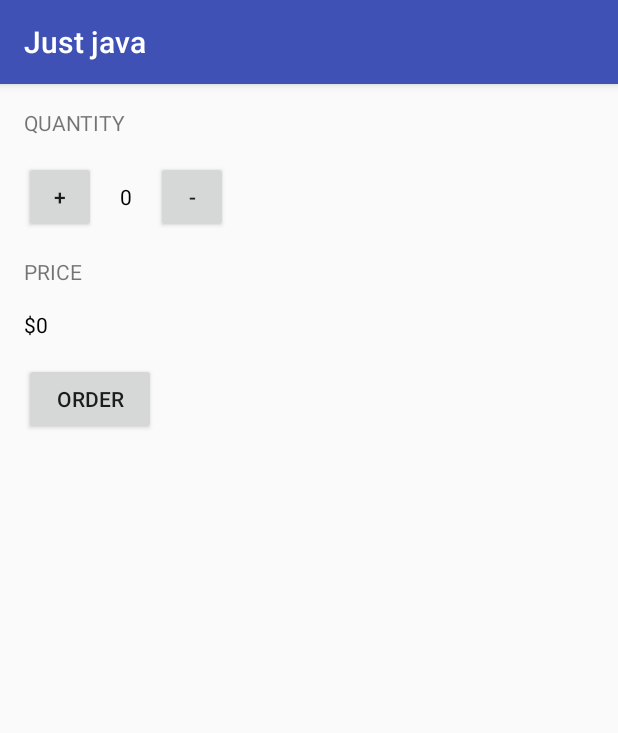
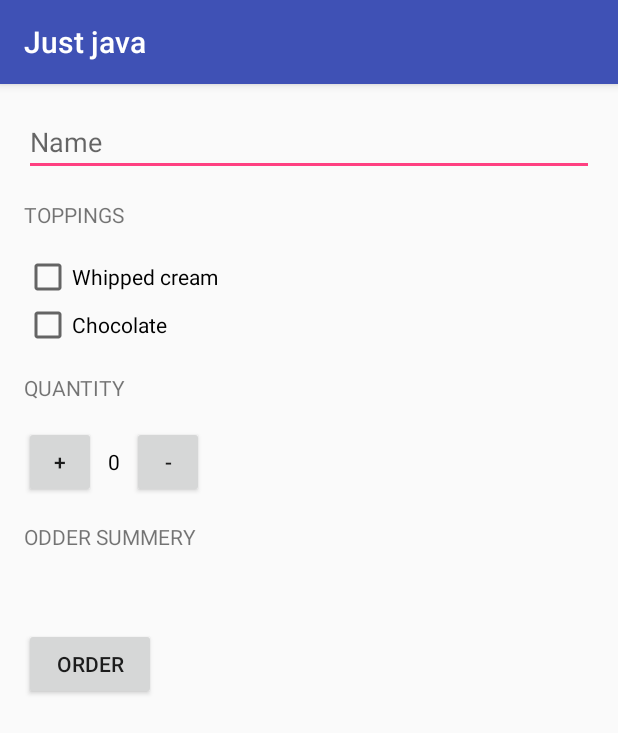
Before and after one commit to liveHarshit/itemOrderApp, an Android app: the screen it shows after launch (MainActivity), on a phone screen of 412 x 824 dp. Shown: the top 733 px of the screen. Run offline under Robolectric (Android 15) with nearby library versions, the phone set to English and light mode, and no system bars.

Commit message:
Items are added.

```diff
--- a/app/src/main/java/com/example/liveharshit/MainActivity.java
+++ b/app/src/main/java/com/example/liveharshit/MainActivity.java
@@ -26,7 +26,8 @@ public class MainActivity extends AppCompatActivity {
      * This method is called when the order button is clicked.
      */
     public void submitOrder(View view) {
-        displayPrice(quantity*5);
+        String priceMethod = "Pay $"+(quantity*2)+" for "+quantity+" cup of coffies! \nThank you.";
+        displayMessage(priceMethod);
     }
 
     public void increment(View view) {
@@ -53,8 +54,13 @@ public class MainActivity extends AppCompatActivity {
     }
 
     private void displayPrice(int number) {
-        TextView priceTextView = (TextView)findViewById(R.id.price_text_vieww);
+        TextView priceTextView = (TextView)findViewById(R.id.price_text_view);
         priceTextView.setText(NumberFormat.getCurrencyInstance().format(number));
 
     }
+
+    private void displayMessage(String message) {
+        TextView priceTextView = (TextView) findViewById(R.id.price_text_view);
+        priceTextView.setText(message);
+    }
 }
--- a/app/src/main/res/layout/activity_main.xml
+++ b/app/src/main/res/layout/activity_main.xml
@@ -8,14 +8,42 @@
     android:padding="16dp"
     tools:context="com.example.liveharshit.MainActivity">
 
+    <EditText
+        android:layout_width="match_parent"
+        android:layout_height="wrap_content"
+        android:layout_marginBottom="16dp"
+        android:ems="10"
+        android:hint="Name"
+        android:inputType="textPersonName"
+        android:id="@+id/personName"/>
+
     <TextView
         android:layout_width="wrap_content"
         android:layout_height="wrap_content"
         android:layout_marginBottom="16dp"
+        android:text="TOPPINGS" />
+
+    <CheckBox
+        android:layout_width="match_parent"
+        android:layout_height="wrap_content"
+        android:text="Whipped cream"
+        android:id="@+id/whippedCream"/>
+
+    <CheckBox
+        android:layout_width="match_parent"
+        android:layout_height="wrap_content"
+        android:text="Chocolate"
+        android:id="@+id/chocolate"/>
+
+    <TextView
+        android:layout_width="wrap_content"
+        android:layout_height="wrap_content"
+        android:layout_marginBottom="16dp"
+        android:layout_marginTop="16dp"
         android:text="QUANTITY" />
 
     <LinearLayout
-        android:layout_width="wrap_content"
+        android:layout_width="match_parent"
         android:layout_height="wrap_content">
 
 
@@ -29,14 +57,14 @@
             android:id="@+id/quantity_text_view"
             android:layout_width="wrap_content"
             android:layout_height="wrap_content"
-            android:layout_marginLeft="16dp"
+            android:layout_marginLeft="8dp"
             android:text="0"
             android:textColor="#000000" />
 
         <Button
             android:layout_width="48dp"
             android:layout_height="48dp"
-            android:layout_marginLeft="16dp"
+            android:layout_marginLeft="8dp"
             android:onClick="decrement"
             android:text="-" />
     </LinearLayout>
@@ -45,14 +73,13 @@
         android:layout_width="wrap_content"
         android:layout_height="wrap_content"
         android:layout_marginTop="16dp"
-        android:text="PRICE" />
+        android:text="ODDER SUMMERY" />
 
     <TextView
-        android:id="@+id/price_text_vieww"
+        android:id="@+id/odderSummery"
         android:layout_width="wrap_content"
         android:layout_height="wrap_content"
         android:layout_marginTop="16dp"
-        android:text="$0"
         android:textColor="#000000" />
 
     <Button
@@ -62,4 +89,7 @@
         android:onClick="submitOrder"
         android:text="Order" />
 
+
+
+
 </LinearLayout>
```
